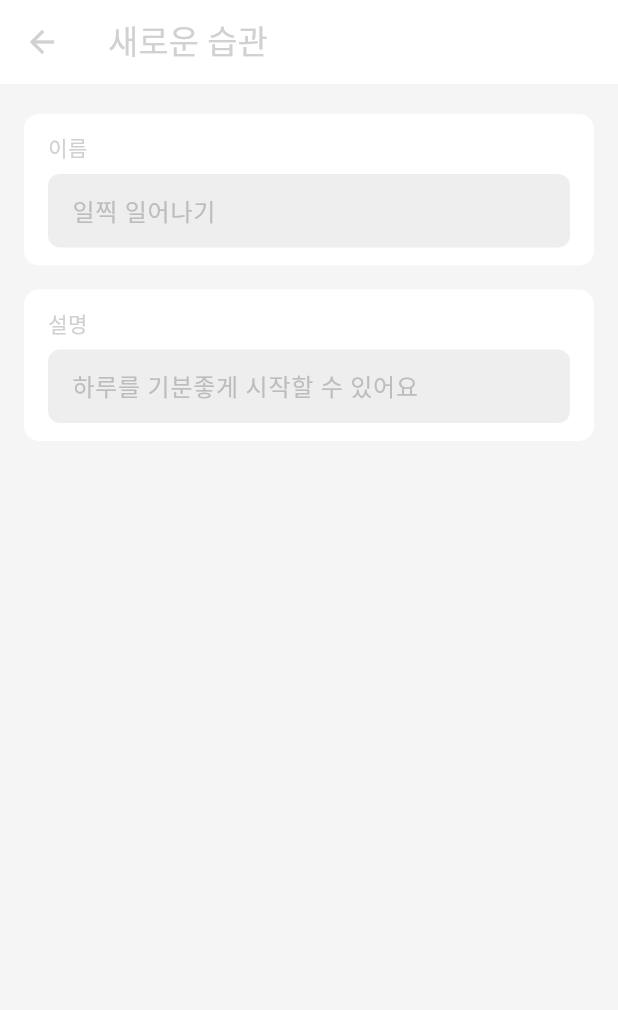
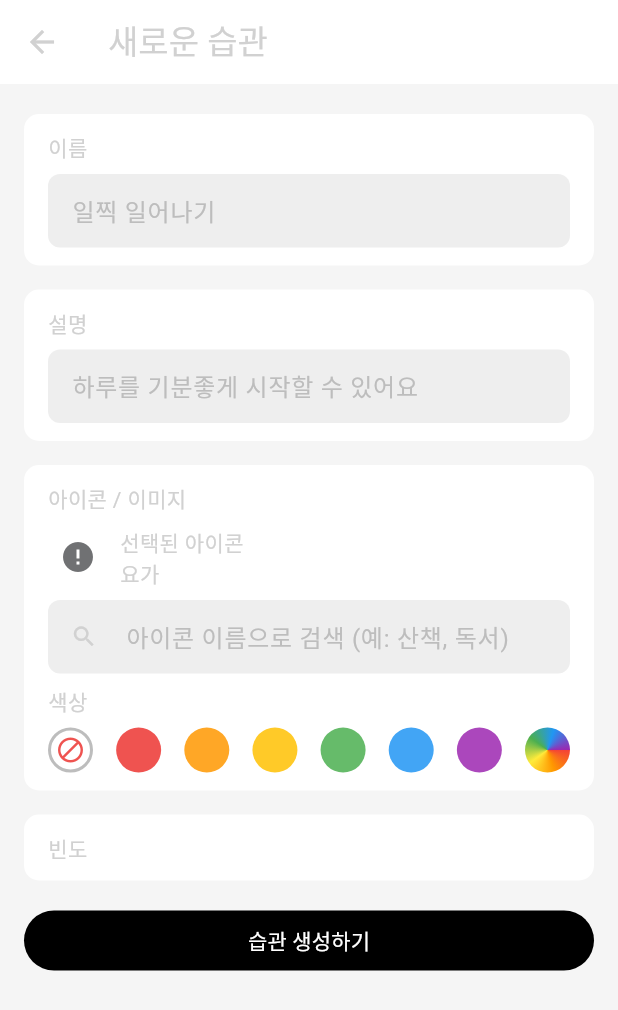
Before and after one commit to se05503/my-routine-app, a Flutter app: the DevelopNewHabitScreen screen opened directly, on a phone screen of 412 x 824 dp. Shown: the top 1010 px of the screen. Run offline on Flutter 3.47's test engine with Material 3 defaults, Android fonts, the phone set to English and light mode, and no system bars; our stand-ins replace flutter_svg, get, rive; network calls fail.

Commit message:
design: 새로운 습관 생성 - 아이콘 색상 프리셋 UI - 6종의 프리셋 아이콘 배경 색상 리스트 정의 → 선택 시 시각화 적용 - 아이콘 이미지 리소스 → Icons8 CDN 활용 - 각 색상 위젯을 헬퍼 함수로 분리 - 커스텀 색상 → SweepGradient 위젯 활용

```diff
--- a/lib/screen/main/habit/s_develop_new_habit.dart
+++ b/lib/screen/main/habit/s_develop_new_habit.dart
@@ -11,6 +11,16 @@ class DevelopNewHabitScreen extends StatefulWidget {
 class _DevelopNewHabitScreenState extends State<DevelopNewHabitScreen> {
   final TextEditingController _nameController = TextEditingController();
   final TextEditingController _descriptionController = TextEditingController();
+  final TextEditingController _iconNameController = TextEditingController();
+  final List<Color> colorPresets = [
+    Colors.red.shade400,
+    Colors.orange.shade400,
+    Colors.amber.shade400,
+    Colors.green.shade400,
+    Colors.blue.shade400,
+    Colors.purple.shade400
+  ];
+  Color? selectedColor;
 
   @override
   Widget build(BuildContext context) {
@@ -53,6 +63,88 @@ class _DevelopNewHabitScreenState extends State<DevelopNewHabitScreen> {
                 ],
               ),
             ),
+            SizedBox(height: 16),
+            RoundedContainer(
+              padding: EdgeInsets.symmetric(horizontal: 16, vertical: 12),
+              color: Colors.white,
+              child: Column(
+                crossAxisAlignment: CrossAxisAlignment.start,
+                children: [
+                  Text("아이콘 / 이미지"),
+                  SizedBox(height: 8),
+                  Row(
+                    children: [
+                      CircleAvatar(
+                        backgroundColor: selectedColor ?? Colors.transparent,
+                        child: Image.network(
+                          width: 30,
+                          height: 30,
+                          "https://img.icons8.com/color/96/yoga.png",
+                          errorBuilder: (context, error, stackTrace) {
+                            return Icon(Icons.error);
+                          },
+                        ),
+                      ),
+                      SizedBox(width: 8),
+                      Column(
+                        crossAxisAlignment: CrossAxisAlignment.start,
+                        children: [Text("선택된 아이콘"), Text("요가")],
+                      ),
+                    ],
+                  ),
+                  SizedBox(height: 8),
+                  TextField(
+                    controller: _iconNameController,
+                    decoration: InputDecoration(
+                      hintText: "아이콘 이름으로 검색 (예: 산책, 독서)",
+                      hintStyle: TextStyle(color: Colors.grey.shade400),
+                      filled: true,
+                      fillColor: Colors.grey[200],
+                      border: InputBorder.none,
+                      enabledBorder: OutlineInputBorder(
+                        borderRadius: BorderRadius.circular(8),
+                        borderSide: BorderSide.none, // 테두리 선 제거
+                      ),
+                      focusedBorder: OutlineInputBorder(
+                        borderRadius: BorderRadius.circular(8),
+                        borderSide: BorderSide.none, // 테두리 선 제거
+                      ),
+                      prefixIcon: Icon(Icons.search),
+                      isDense: true,
+                    ),
+                    style: TextStyle(color: Colors.black),
+                  ),
+                  SizedBox(height: 8),
+                  Text("색상"),
+                  SizedBox(height: 8),
+                  Row(
+                    mainAxisAlignment: MainAxisAlignment.spaceBetween,
+                    children: [
+                      _buildNoneColorItem(),
+                      ...colorPresets.map((color) => _buildColorPresetItem(color)),
+                      _buildColorPickerItem()
+                    ],
+                  ),
+                ],
+              ),
+            ),
+            SizedBox(height: 16),
+            RoundedContainer(
+              padding: EdgeInsets.symmetric(horizontal: 16, vertical: 12),
+              color: Colors.white,
+              child: Column(
+                crossAxisAlignment: CrossAxisAlignment.start,
+                children: [Text("빈도")],
+              ),
+            ),
+            SizedBox(height: 16),
+            FilledButton(
+              onPressed: () {},
+              style: ButtonStyle(
+                backgroundColor: WidgetStateProperty.all(Colors.black),
+              ),
+              child: Text("습관 생성하기", style: TextStyle(color: Colors.white)),
+            ),
           ],
         ),
       ),
@@ -85,4 +177,69 @@ class _DevelopNewHabitScreenState extends State<DevelopNewHabitScreen> {
       style: TextStyle(color: Colors.black),
     );
   }
+
+  Widget _buildColorPresetItem(Color color) {
+    return GestureDetector(
+      onTap: () {
+        setState(() {
+          selectedColor = color;
+        });
+      },
+      child: Container(
+        width: 30,
+        height: 30,
+        decoration: BoxDecoration(
+          color: color,
+          shape: BoxShape.circle,
+          border: selectedColor == color
+              ? Border.all(color: Colors.grey.shade400, width: 2)
+              : null,
+        ),
+      ),
+    );
+  }
+
+  Widget _buildNoneColorItem() {
+    return GestureDetector(
+      onTap: () {
+        setState(() {
+          selectedColor = null;
+        });
+      },
+      child: Container(
+        width: 30,
+        height: 30,
+        decoration: BoxDecoration(
+          shape: BoxShape.circle,
+          border: selectedColor == null
+              ? Border.all(color: Colors.grey.shade400, width: 2)
+              : null,
+        ),
+        child: Icon(Icons.block, size: 20, color: Colors.red.shade400),
+      ),
+    );
+  }
+
+  Widget _buildColorPickerItem() {
+    return GestureDetector(
+      onTap: () {},
+      child: Container(
+        width: 30,
+        height: 30,
+        decoration: BoxDecoration(
+          shape: BoxShape.circle,
+          gradient: SweepGradient(
+            colors: [
+              Colors.red,
+              Colors.orange,
+              Colors.yellow,
+              Colors.green,
+              Colors.blue,
+              Colors.purple,
+            ],
+          ),
+        ),
+      ),
+    );
+  }
 }
```
